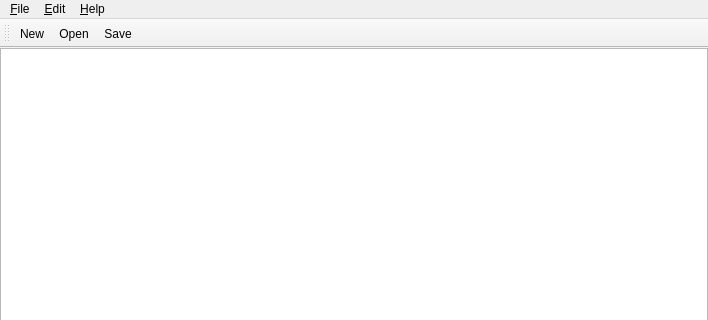
This is src/mainwindow.ui in ambiesoft/autosavememo as Qt 5 draws it before an edit; both pictures show x 0 to 708 and y 0 to 320 of the 708 by 483 pixel window. The edited form follows.
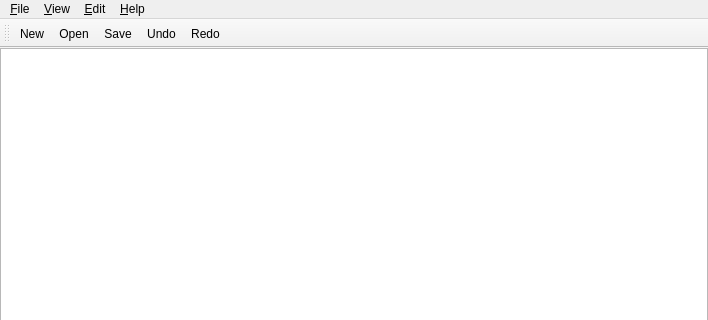
This is the edited form.

Patch:
```diff
--- a/src/mainwindow.ui
+++ b/src/mainwindow.ui
@@ -88,7 +88,15 @@
     </property>
     <addaction name="action_About"/>
    </widget>
+   <widget class="QMenu" name="menu_View">
+    <property name="title">
+     <string>&amp;View</string>
+    </property>
+    <addaction name="action_Zoom_In"/>
+    <addaction name="actio_Zoom_out"/>
+   </widget>
    <addaction name="menu_File"/>
+   <addaction name="menu_View"/>
    <addaction name="menu_Edit"/>
    <addaction name="menu_Help"/>
   </widget>
@@ -102,6 +110,8 @@
    <addaction name="action_New"/>
    <addaction name="action_Open"/>
    <addaction name="action_Save"/>
+   <addaction name="action_Undo"/>
+   <addaction name="action_Redo"/>
   </widget>
   <widget class="QStatusBar" name="statusBar"/>
   <action name="action_New">
@@ -225,6 +235,32 @@
     <string>&amp;Paste</string>
    </property>
   </action>
+  <action name="action_Undo">
+   <property name="text">
+    <string>&amp;Undo</string>
+   </property>
+  </action>
+  <action name="action_Redo">
+   <property name="text">
+    <string>&amp;Redo</string>
+   </property>
+  </action>
+  <action name="action_Zoom_In">
+   <property name="text">
+    <string>Zoom &amp;In</string>
+   </property>
+   <property name="shortcut">
+    <string>Ctrl++</string>
+   </property>
+  </action>
+  <action name="actio_Zoom_out">
+   <property name="text">
+    <string>Zoom &amp;out</string>
+   </property>
+   <property name="shortcut">
+    <string>Ctrl+-</string>
+   </property>
+  </action>
  </widget>
  <layoutdefault spacing="6" margin="11"/>
  <resources/>
```
Left out of the diff: 3 changed lines with no effect on the pictures.
